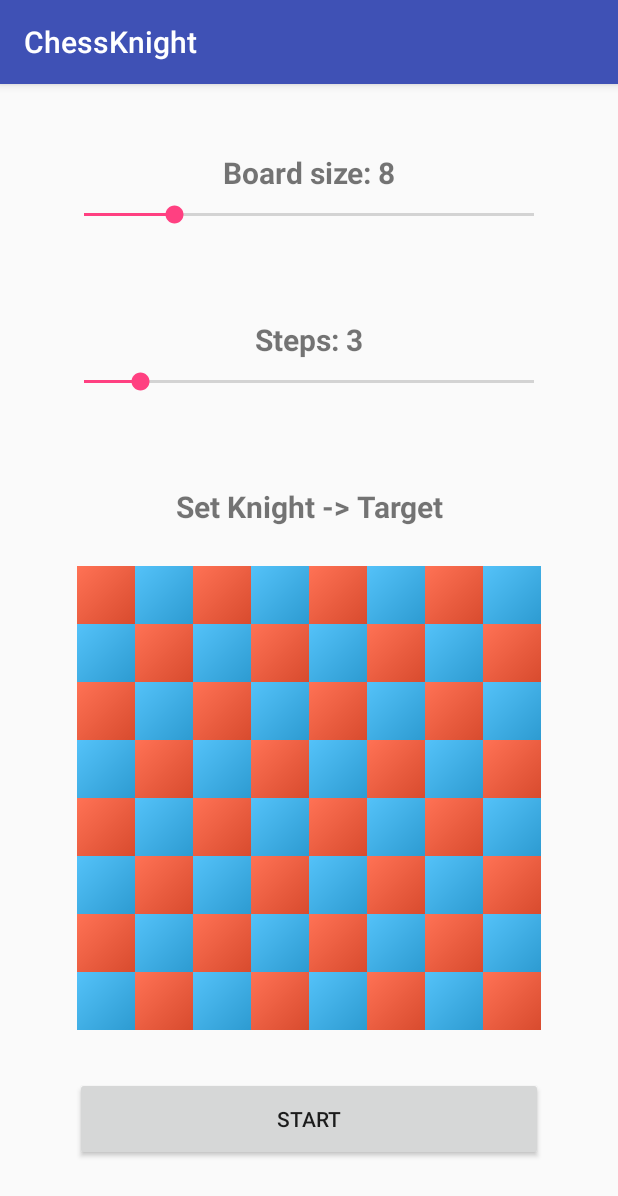
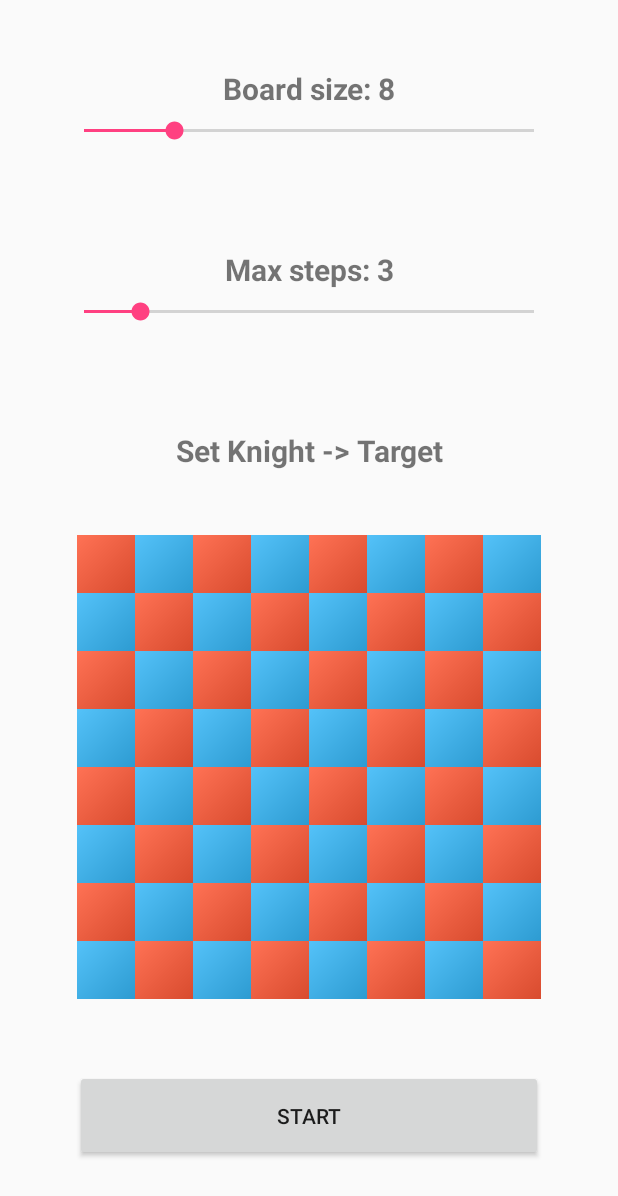
Before and after one commit to AndreasPerg/KnightMoves, an Android app: the screen it shows after launch (MainActivity), on a phone screen of 412 x 824 dp. Shown: the top 1196 px of the screen. Run offline under Robolectric (Android 15) with nearby library versions, the phone set to English and light mode, and no system bars.

Commit message:
Solutions changed to output lower steps solutions also Package renamed to KnightMoves

```diff
--- a/app/src/main/java/gr/applai/chessknight/CalculateMovesTask.java
+++ b/app/src/main/java/gr/applai/knightmoves/CalculateMovesTask.java
@@ -1,4 +1,4 @@
-package gr.applai.chessknight;
+package gr.applai.knightmoves;
 
 import android.app.Activity;
 import android.os.AsyncTask;
--- a/app/src/main/java/gr/applai/chessknight/ChessBoard.java
+++ b/app/src/main/java/gr/applai/knightmoves/ChessBoard.java
@@ -1,4 +1,4 @@
-package gr.applai.chessknight;
+package gr.applai.knightmoves;
 
 import java.util.ArrayList;
 import java.util.List;
@@ -64,7 +64,8 @@ public class ChessBoard {
                 newPath.add(newPoint);
 
                 if (newPoint.equals(target)) {
-                    if (count==steps) // don't count the target point as a step, we need it as a point
+                    if (count<=steps) // don't count the target point as a step, we need it as a point
+//                    if (count==steps) // use this line instead to count only only the exact steps solutions
                         solutions.add(newPath);
                 } else {
                     findTarget(solutions, newPoint, newPath);
--- a/app/src/main/java/gr/applai/chessknight/ChessView.java
+++ b/app/src/main/java/gr/applai/knightmoves/ChessView.java
@@ -1,6 +1,7 @@
-package gr.applai.chessknight;
+package gr.applai.knightmoves;
 
 import android.content.Context;
+import android.content.res.TypedArray;
 import android.graphics.Canvas;
 import android.graphics.Color;
 import android.graphics.Paint;
@@ -33,13 +34,29 @@ public final class ChessView extends View {
     /** 'true' if black is facing player. */
     private boolean flipped = false;
     private Date timeOfPreviousTouch;
+    private boolean touchEnabled;
 
     public ChessView(final Context context, final AttributeSet attrs) {
         super(context, attrs);
+        init(attrs, context);
 
         setFocusable(true);
 
-        setDimensions(8,8);
+        setDimensions(cols,rows);
+    }
+
+    private void init(AttributeSet attrs, Context context){
+        // do your other View related stuff here //
+
+
+        TypedArray a = getContext().obtainStyledAttributes(attrs, R.styleable.ChessView, 0, 0);
+        try {
+            touchEnabled = a.getBoolean(R.styleable.ChessView_touchEnabled, true);
+        } finally {
+            a.recycle();
+        }
+
+        // and other stuff here //
     }
 
     private void buildTiles() {
@@ -206,6 +223,8 @@ public final class ChessView extends View {
 
     @Override
     public boolean onTouchEvent(final MotionEvent event) {
+        if (!touchEnabled) return false;
+
         final int x = (int) event.getX();
         final int y = (int) event.getY();
 
--- a/app/src/main/java/gr/applai/chessknight/ChessboardActivity.java
+++ b/app/src/main/java/gr/applai/knightmoves/ChessboardActivity.java
@@ -1,4 +1,4 @@
-package gr.applai.chessknight;
+package gr.applai.knightmoves;
 
 import android.support.v7.app.AppCompatActivity;
 import android.os.Bundle;
@@ -22,7 +22,6 @@ public class ChessboardActivity extends AppCompatActivity {
     @Override
     protected void onCreate(Bundle savedInstanceState) {
         super.onCreate(savedInstanceState);
-
         setContentView(R.layout.activity_chessboard);
 
         mChessboardView = findViewById(R.id.chessboard);
--- a/app/src/main/java/gr/applai/chessknight/MainActivity.java
+++ b/app/src/main/java/gr/applai/knightmoves/MainActivity.java
@@ -1,7 +1,6 @@
-package gr.applai.chessknight;
+package gr.applai.knightmoves;
 
 import android.content.Intent;
-import android.content.SharedPreferences;
 import android.support.v7.app.AppCompatActivity;
 import android.os.Bundle;
 import android.view.View;
@@ -73,7 +72,7 @@ public class MainActivity extends AppCompatActivity implements SeekBar.OnSeekBar
 
         mSizeLabelView.setText("Board size: " + state.boardSize);
         mBoardToSelectView.setDimensions(state.boardSize, state.boardSize);
-        mStepsLabelView.setText("Steps: " + state.steps);
+        mStepsLabelView.setText("Max steps: " + state.steps);
 
         mSizeView.setProgress(state.boardSize);
         mStepsView.setProgress(state.steps);
--- a/app/src/main/java/gr/applai/chessknight/MyApp.java
+++ b/app/src/main/java/gr/applai/knightmoves/MyApp.java
@@ -1,4 +1,4 @@
-package gr.applai.chessknight;
+package gr.applai.knightmoves;
 
 import android.app.Application;
 import android.content.Context;
--- a/app/src/main/java/gr/applai/chessknight/Point.java
+++ b/app/src/main/java/gr/applai/knightmoves/Point.java
@@ -1,4 +1,4 @@
-package gr.applai.chessknight;
+package gr.applai.knightmoves;
 
 import java.io.Serializable;
 
--- a/app/src/main/java/gr/applai/chessknight/State.java
+++ b/app/src/main/java/gr/applai/knightmoves/State.java
@@ -1,4 +1,4 @@
-package gr.applai.chessknight;
+package gr.applai.knightmoves;
 
 import java.util.List;
 
--- a/app/src/main/java/gr/applai/chessknight/Tile.java
+++ b/app/src/main/java/gr/applai/knightmoves/Tile.java
@@ -1,4 +1,4 @@
-package gr.applai.chessknight;
+package gr.applai.knightmoves;
 
 import android.graphics.Canvas;
 import android.graphics.Color;
--- a/app/src/main/res/layout/activity_chessboard.xml
+++ b/app/src/main/res/layout/activity_chessboard.xml
@@ -1,6 +1,7 @@
 <?xml version="1.0" encoding="utf-8"?>
 <RelativeLayout xmlns:android="http://schemas.android.com/apk/res/android"
     xmlns:tools="http://schemas.android.com/tools"
+    xmlns:app="http://schemas.android.com/apk/res-auto"
     android:layout_width="match_parent"
     android:layout_height="match_parent"
     android:background="#eeeeee"
@@ -18,11 +19,12 @@
         android:padding="20dp"
         />
 
-    <gr.applai.chessknight.ChessView
+    <gr.applai.knightmoves.ChessView
         android:id="@+id/chessboard"
         android:layout_width="match_parent"
         android:layout_height="wrap_content"
         android:layout_centerVertical="true"
+        app:touchEnabled="false"
         />
 
     <TextView
--- a/app/src/main/res/layout/activity_main.xml
+++ b/app/src/main/res/layout/activity_main.xml
@@ -65,7 +65,7 @@
             style="@style/settingsFont"
             android:text="Set Knight -> Target"
             />
-        <gr.applai.chessknight.ChessView
+        <gr.applai.knightmoves.ChessView
             android:id="@+id/boardToSelect"
             android:layout_width="match_parent"
             android:layout_height="match_parent"
--- a/app/src/main/res/values/attrs.xml
+++ b/app/src/main/res/values/attrs.xml
@@ -1,4 +1,7 @@
 <resources>
+    <declare-styleable name="ChessView">
+        <attr name="touchEnabled" format="boolean" />
+    </declare-styleable>
 
     <!-- Declare custom theme attributes that allow changing which styles are
          used for button bars depending on the API level.
--- a/app/src/main/res/values/strings.xml
+++ b/app/src/main/res/values/strings.xml
@@ -1,7 +1,4 @@
 <resources>
-    <string name="app_name">ChessKnight</string>
-
-    <string name="dummy_button">Dummy Button</string>
+    <string name="app_name">KnightMoves</string>
     <string name="start_button">START</string>
-    <string name="dummy_content">DUMMY\nCONTENT</string>
 </resources>
--- a/app/src/main/res/values/styles.xml
+++ b/app/src/main/res/values/styles.xml
@@ -1,7 +1,7 @@
 <resources>
 
     <!-- Base application theme. -->
-    <style name="AppTheme" parent="Theme.AppCompat.Light.DarkActionBar">
+    <style name="AppTheme" parent="Theme.AppCompat.Light.NoActionBar">
         <!-- Customize your theme here. -->
         <item name="colorPrimary">@color/colorPrimary</item>
         <item name="colorPrimaryDark">@color/colorPrimaryDark</item>
@@ -9,11 +9,10 @@
     </style>
 
     <style name="FullscreenTheme" parent="AppTheme">
-        <item name="android:actionBarStyle">@style/FullscreenActionBarStyle</item>
-        <item name="android:windowActionBarOverlay">true</item>
-        <item name="android:windowBackground">@null</item>
-        <item name="metaButtonBarStyle">?android:attr/buttonBarStyle</item>
-        <item name="metaButtonBarButtonStyle">?android:attr/buttonBarButtonStyle</item>
+        <item name="android:windowNoTitle">true</item>
+        <item name="android:windowActionBar">false</item>
+        <item name="android:windowFullscreen">true</item>
+        <item name="android:windowContentOverlay">@null</item>
     </style>
 
     <style name="FullscreenActionBarStyle" parent="Widget.AppCompat.ActionBar">
```
Also changed, not shown: app/src/main/AndroidManifest.xml (+4 -5 lines).
